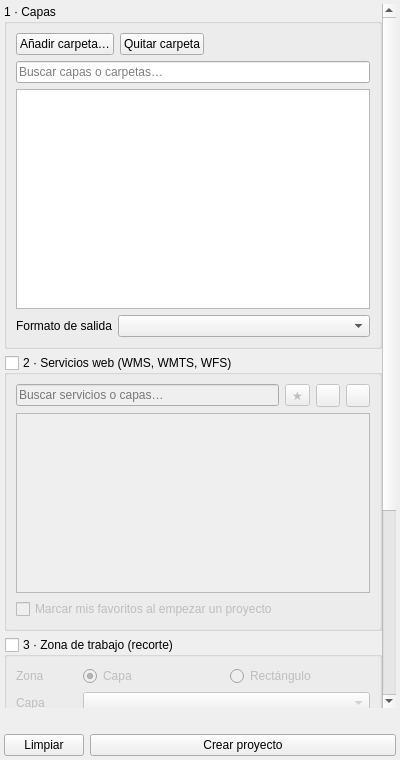
Above: project_builder_dockwidget_base.ui from FGomezLosada/ProjectBuilder before the change. Below: the same form after it.
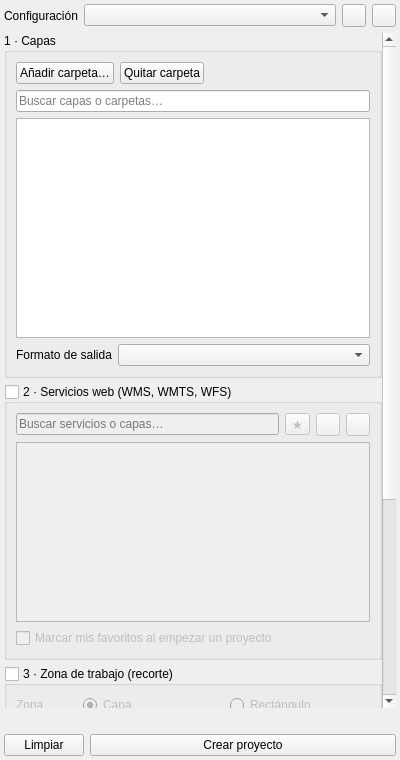
That is the form after the change. Custom widgets are drawn as their Qt base class.

```diff
--- a/project_builder_dockwidget_base.ui
+++ b/project_builder_dockwidget_base.ui
@@ -19,6 +19,29 @@
     <property name="topMargin"><number>4</number></property>
     <property name="rightMargin"><number>4</number></property>
     <property name="bottomMargin"><number>4</number></property>
+    <item>
+     <layout class="QHBoxLayout" name="configLayout">
+      <item>
+       <widget class="QLabel" name="configLabel"><property name="text"><string>Configuración</string></property></widget>
+      </item>
+      <item>
+       <widget class="QComboBox" name="configCombo">
+        <property name="sizePolicy"><sizepolicy hsizetype="Expanding" vsizetype="Fixed"><horstretch>1</horstretch><verstretch>0</verstretch></sizepolicy></property>
+        <property name="toolTip"><string>Elige una configuración guardada para rellenar el panel de una vez</string></property>
+       </widget>
+      </item>
+      <item>
+       <widget class="QToolButton" name="saveConfigButton">
+        <property name="toolTip"><string>Guardar lo que hay ahora en el panel como configuración (capas, servicios, zona, SRC y formato)</string></property>
+       </widget>
+      </item>
+      <item>
+       <widget class="QToolButton" name="deleteConfigButton">
+        <property name="toolTip"><string>Borrar la configuración elegida</string></property>
+       </widget>
+      </item>
+     </layout>
+    </item>
     <item>
      <widget class="QScrollArea" name="scrollArea">
       <property name="frameShape"><enum>QFrame::NoFrame</enum></property>
```
